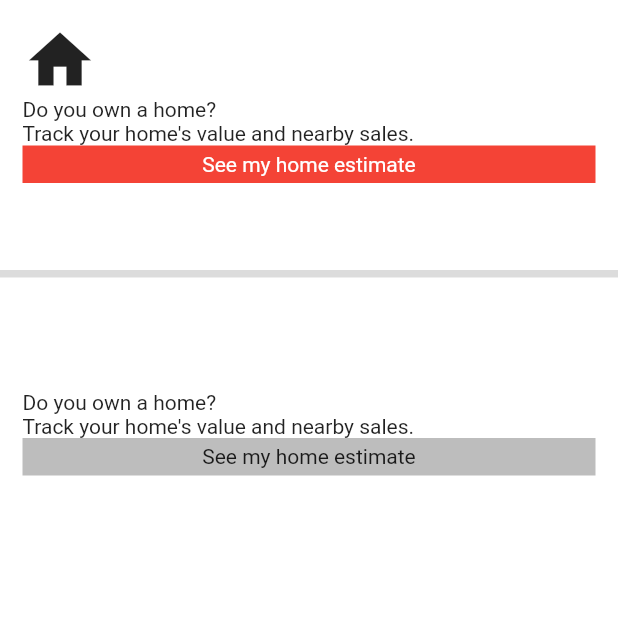
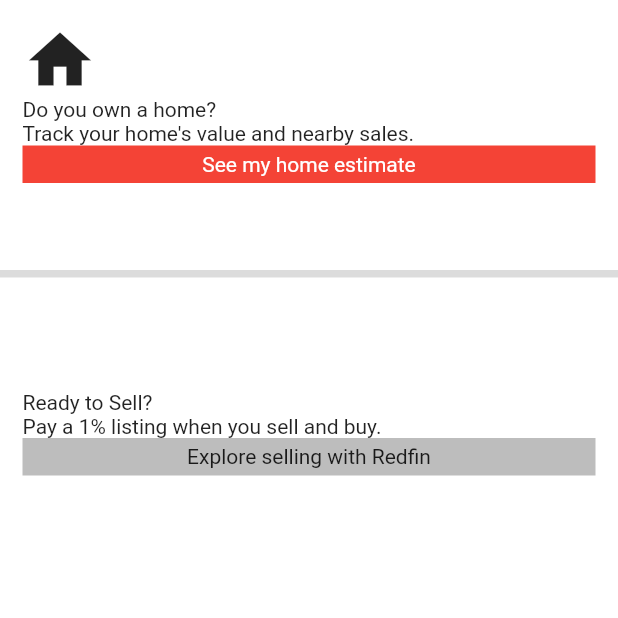
Before and after one commit to ChhailengTim/real-estate-app, a Flutter app: the screen it shows after launch, on a phone screen of 412 x 824 dp, the top half of it. Run offline on Flutter 3.47's test engine with Material 2 defaults, Android fonts, the phone set to English and light mode, and no system bars.

Commit message:
update text explore

```diff
--- a/real_estate_app/lib/screens/my_home_screen.dart
+++ b/real_estate_app/lib/screens/my_home_screen.dart
@@ -58,8 +58,8 @@ class MyHome extends StatelessWidget {
                   child: Column(
                     crossAxisAlignment: CrossAxisAlignment.start,
                     children: [
-                      const Text("Do you own a home?"),
-                      const Text("Track your home's value and nearby sales."),
+                      const Text("Ready to Sell?"),
+                      const Text("Pay a 1% listing when you sell and buy."),
                       Container(
                         // color: ,
                         width: double.infinity,
@@ -69,7 +69,7 @@ class MyHome extends StatelessWidget {
                           borderRadius: BorderRadius.zero,
                         ),
                         child: const Center(
-                          child: Text("See my home estimate"),
+                          child: Text("Explore selling with Redfin"),
                         ),
                       ),
                     ],
```
